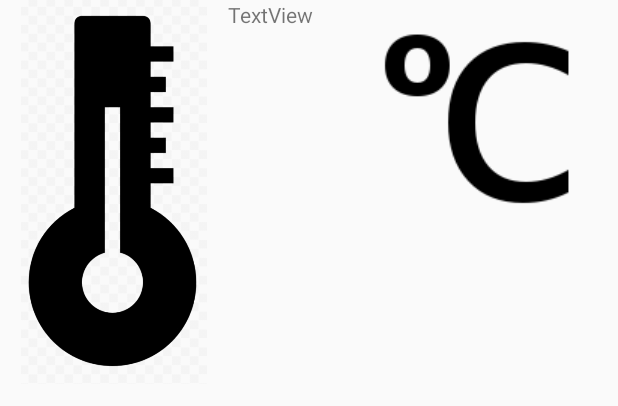
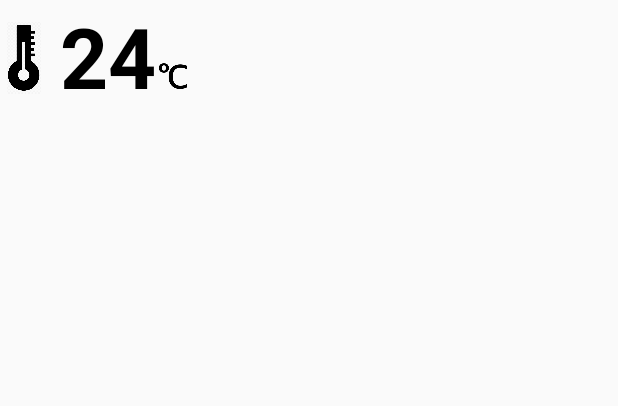
Before and after one commit to pawga/sensorsble, an Android app: the layout sensor_view.xml on its own in the app's theme, with its tools: preview values and no code run, on a phone screen of 412 x 824 dp. Shown: the top 406 px of the screen. Run offline under Robolectric (Android 15) with nearby library versions, the light colour scheme and no system bars.

Commit message:
debug component

```diff
--- a/app/src/main/res/layout/sensor_view.xml
+++ b/app/src/main/res/layout/sensor_view.xml
@@ -1,27 +1,39 @@
 <?xml version="1.0" encoding="utf-8"?>
-<LinearLayout xmlns:android="http://schemas.android.com/apk/res/android"
+<LinearLayout
+    xmlns:android="http://schemas.android.com/apk/res/android"
     xmlns:app="http://schemas.android.com/apk/res-auto"
-    android:layout_width="match_parent"
-    android:layout_height="match_parent">
+    xmlns:tools="http://schemas.android.com/tools"
+    android:layout_width="wrap_content"
+    android:layout_height="wrap_content">
 
     <ImageView
-        android:id="@+id/imageView2"
-        android:layout_width="128dp"
-        android:layout_height="256dp"
+        android:id="@+id/imageTypeView"
+        android:layout_width="32dp"
+        android:layout_height="48dp"
+        android:layout_gravity="bottom"
+        android:layout_marginBottom="12dp"
         android:layout_weight="1"
+        android:contentDescription="@string/empty"
         app:srcCompat="@drawable/temperature_without_background" />
 
     <TextView
-        android:id="@+id/textView2"
+        android:id="@+id/valueTextView"
         android:layout_width="wrap_content"
         android:layout_height="wrap_content"
+        android:layout_marginStart="8dp"
         android:layout_weight="1"
-        android:text="TextView" />
+        tools:text="24"
+        android:textColor="@android:color/black"
+        android:textSize="56sp"
+        android:textStyle="bold" />
 
     <ImageView
-        android:id="@+id/imageView3"
-        android:layout_width="wrap_content"
-        android:layout_height="wrap_content"
+        android:id="@+id/unitImageView"
+        android:layout_width="24dp"
+        android:layout_height="24dp"
+        android:layout_gravity="bottom"
+        android:layout_marginBottom="12dp"
         android:layout_weight="1"
+        android:contentDescription="@string/empty"
         app:srcCompat="@drawable/degrees" />
 </LinearLayout>
```
Also changed, not shown: app/src/main/java/com/pawga/blesensors/ui/SensorViews/SensorBigView.kt (+3 -6 lines), app/src/main/java/com/pawga/blesensors/ui/SensorViews/SensorView.kt (+10 -19 lines), app/src/main/java/com/pawga/blesensors/ui/home/HomeFragment.kt (+2 -15 lines), app/src/main/res/layout/fragment_home.xml (+17 -18 lines), app/src/main/res/values/attrs.xml (+11 -5 lines).
